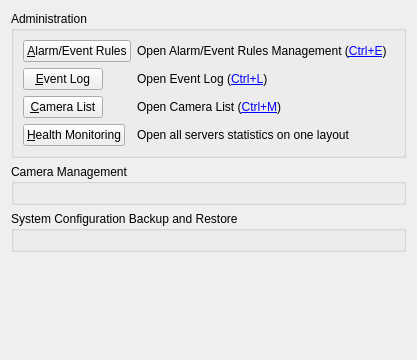
Old version of the form client/src/ui/widgets/settings/general_system_administration_widget.ui in the repository networkoptix/nx_open.
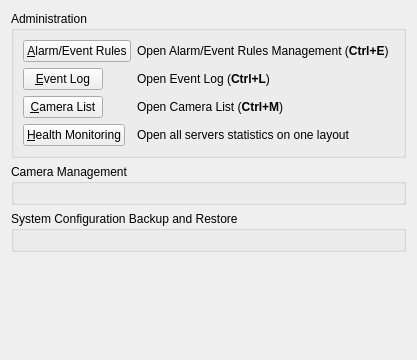
New version of the form. Custom widgets are drawn as their Qt base class.

Commit message:
(Issue #3881) :  System menu overloaded
<==== Mercurial data ====>
Branch: master

What changed in the file:
```diff
--- a/client/src/ui/widgets/settings/general_system_administration_widget.ui
+++ b/client/src/ui/widgets/settings/general_system_administration_widget.ui
@@ -52,7 +52,7 @@
       <item row="0" column="1">
        <widget class="QLabel" name="eventRulesLabel">
         <property name="text">
-         <string>Open Alarm/Event Rules Management (&lt;a href=&quot;rules&quot;&gt;Ctrl+E&lt;/a&gt;)</string>
+         <string>&lt;html&gt;&lt;head/&gt;&lt;body&gt;&lt;p&gt;Open Alarm/Event Rules Management (&lt;span style=&quot; font-weight:600;&quot;&gt;Ctrl+E&lt;/span&gt;)&lt;/p&gt;&lt;/body&gt;&lt;/html&gt;</string>
         </property>
        </widget>
       </item>
@@ -69,14 +69,14 @@
       <item row="1" column="1">
        <widget class="QLabel" name="eventLogLabel">
         <property name="text">
-         <string>Open Event Log (&lt;a href=&quot;log&quot;&gt;Ctrl+L&lt;/a&gt;)</string>
+         <string>&lt;html&gt;&lt;head/&gt;&lt;body&gt;&lt;p&gt;Open Event Log (&lt;span style=&quot; font-weight:600;&quot;&gt;Ctrl+L&lt;/span&gt;)&lt;/p&gt;&lt;/body&gt;&lt;/html&gt;</string>
         </property>
        </widget>
       </item>
       <item row="2" column="1">
        <widget class="QLabel" name="cameraListLabel">
         <property name="text">
-         <string>Open Camera List (&lt;a href=&quot;log&quot;&gt;Ctrl+M&lt;/a&gt;)</string>
+         <string>&lt;html&gt;&lt;head/&gt;&lt;body&gt;&lt;p&gt;Open Camera List (&lt;span style=&quot; font-weight:600;&quot;&gt;Ctrl+M&lt;/span&gt;)&lt;/p&gt;&lt;/body&gt;&lt;/html&gt;</string>
         </property>
        </widget>
       </item>
```
The commit also changes 4 other files.
